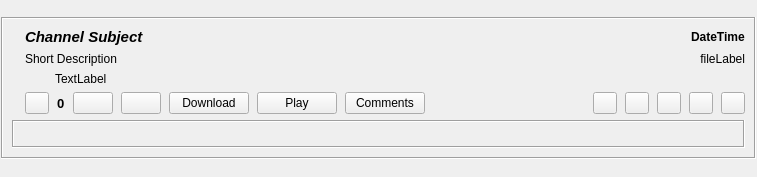
RetroShare/RetroShare, file retroshare-gui/src/gui/feeds/GxsChannelPostItem.ui: the form before one commit.
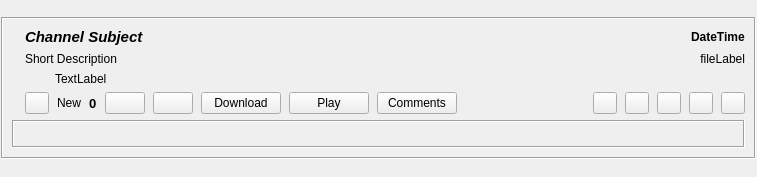
The form after the commit. Icons and pictures are not drawn.

Commit message: Added set read status to channel post

Diff of the .ui file:
```diff
--- a/retroshare-gui/src/gui/feeds/GxsChannelPostItem.ui
+++ b/retroshare-gui/src/gui/feeds/GxsChannelPostItem.ui
@@ -221,6 +221,13 @@
               </property>
              </widget>
             </item>
+            <item>
+             <widget class="QLabel" name="newLabel">
+              <property name="text">
+               <string>New</string>
+              </property>
+             </widget>
+            </item>
             <item>
              <widget class="QLabel" name="scoreLabel">
               <property name="font">
```
The commit also changes 5 other files.
